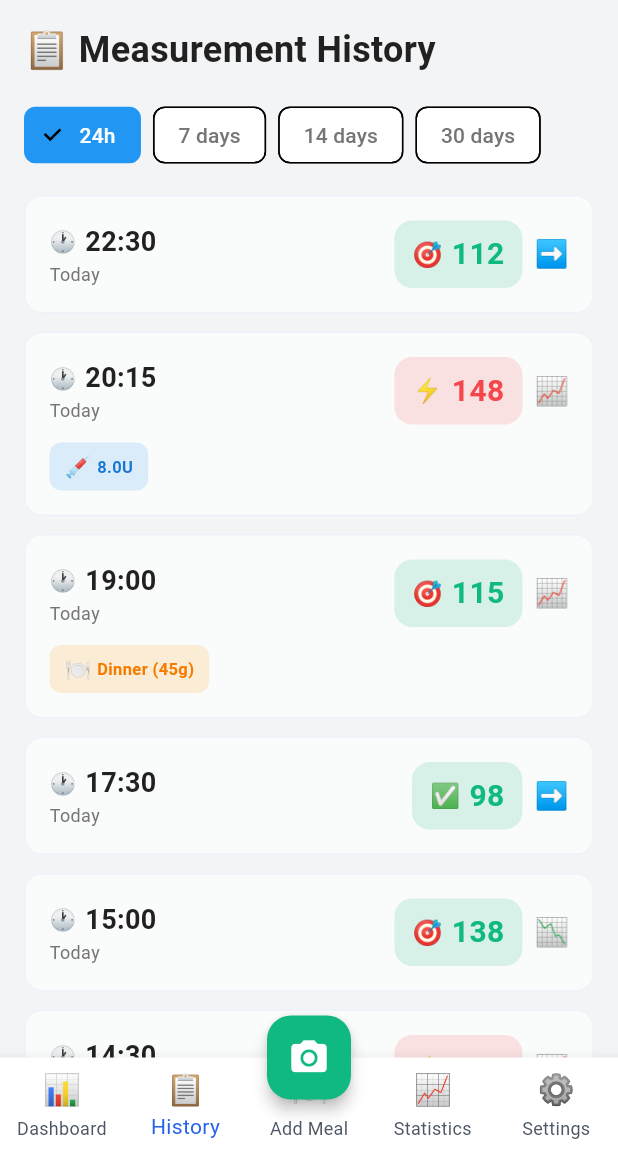
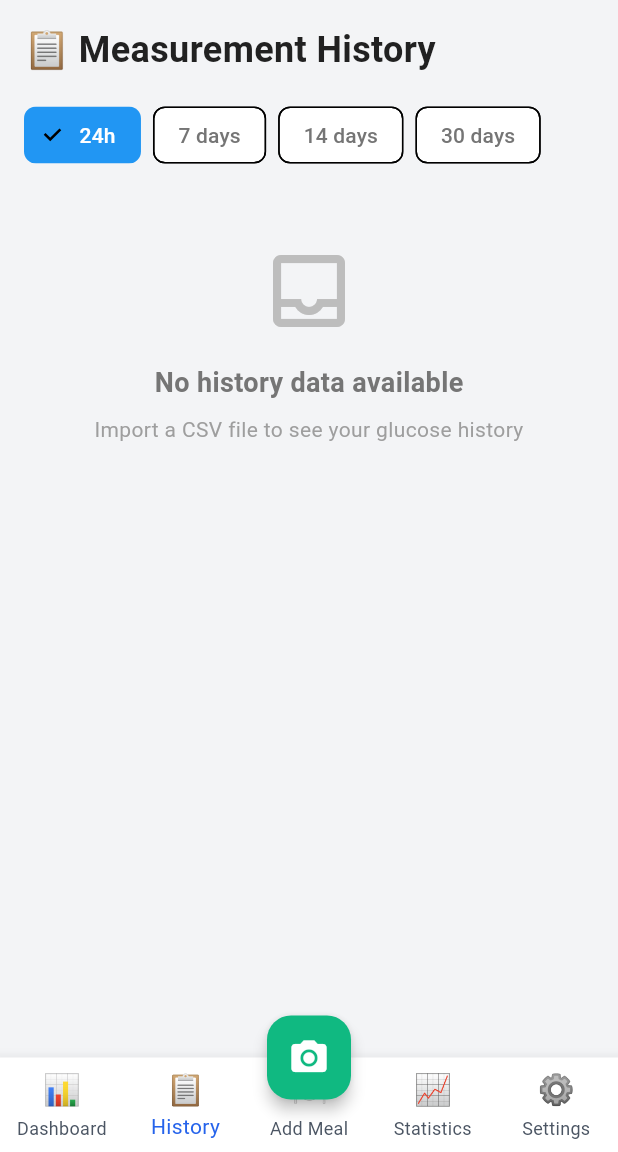
Before and after one commit to Karol2k04/DexCom, a Flutter app: the screen it shows once a user with an empty profile is signed in, item 2 of the bottom bar chosen, on a phone screen of 412 x 824 dp, the part 84-1236 px from its top. Run offline on Flutter 3.47's test engine with Material 3 defaults, Android fonts, the phone set to English and light mode, and no system bars; our stand-ins replace csv, file_picker, firebase_auth, firebase_core, fl_chart, google_sign_in and 1 more; missing offline and left inert: dexcom; accounts and stored records are empty.

Commit message:
Working csv import, with dynamic data display

```diff
--- /dev/null
+++ b/lib/models/csv_data_entry.dart
@@ -0,0 +1,44 @@
+// Model dla wpisu z CSV
+class CsvDataEntry {
+  final DateTime timestamp;
+  final double? rawGlucoseValue;
+  final double? calibrationValue;
+  final double? insulinValue;
+  final String? insulinType; // 'bolus' lub 'basal'
+
+  CsvDataEntry({
+    required this.timestamp,
+    this.rawGlucoseValue,
+    this.calibrationValue,
+    this.insulinValue,
+    this.insulinType,
+  });
+
+  factory CsvDataEntry.fromCsvRow(List<String> row) {
+    // Format CSV: timestamp, glucose, calibration, insulin, insulin_type
+    return CsvDataEntry(
+      timestamp: DateTime.parse(row[0]),
+      rawGlucoseValue: row.length > 1 && row[1].isNotEmpty
+          ? double.tryParse(row[1])
+          : null,
+      calibrationValue: row.length > 2 && row[2].isNotEmpty
+          ? double.tryParse(row[2])
+          : null,
+      insulinValue: row.length > 3 && row[3].isNotEmpty
+          ? double.tryParse(row[3])
+          : null,
+      insulinType: row.length > 4 && row[4].isNotEmpty ? row[4] : null,
+    );
+  }
+
+  // Convert to GlucoseReading for compatibility
+  Map<String, dynamic> toJson() {
+    return {
+      'timestamp': timestamp.toIso8601String(),
+      'rawGlucoseValue': rawGlucoseValue,
+      'calibrationValue': calibrationValue,
+      'insulinValue': insulinValue,
+      'insulinType': insulinType,
+    };
+  }
+}
--- a/lib/models/glucose_reading.dart
+++ b/lib/models/glucose_reading.dart
@@ -3,18 +3,28 @@ class GlucoseReading {
   final String time;
   final double value;
   final String? meal;
+  final int timestamp; // milliseconds since epoch
 
-  GlucoseReading({required this.time, required this.value, this.meal});
+  GlucoseReading({
+    required this.time,
+    required this.value,
+    this.meal,
+    int? timestamp,
+  }) : timestamp = timestamp ?? DateTime.now().millisecondsSinceEpoch;
 
   // Factory constructor to parse from Dexcom API response
   factory GlucoseReading.fromDexcom(Map<String, dynamic> json) {
     // The API usually returns 'Value' as a string or int, and 'DT' as a date string
     final rawValue = json['Value'] ?? 0;
-    final DateTime timestamp = DateTime.parse(json['DT'].toString().replaceAll('/Date(', '').replaceAll(')/', ''));
+    final DateTime timestamp = DateTime.parse(
+      json['DT'].toString().replaceAll('/Date(', '').replaceAll(')/', ''),
+    );
 
     return GlucoseReading(
-      time: '${timestamp.hour.toString().padLeft(2, '0')}:${timestamp.minute.toString().padLeft(2, '0')}',
+      time:
+          '${timestamp.hour.toString().padLeft(2, '0')}:${timestamp.minute.toString().padLeft(2, '0')}',
       value: double.tryParse(rawValue.toString()) ?? 0.0,
+      timestamp: timestamp.millisecondsSinceEpoch,
     );
   }
 }
--- a/lib/models/history_entry.dart
+++ b/lib/models/history_entry.dart
@@ -9,6 +9,7 @@ class HistoryEntry {
   final int? carbs;
   final String? alert; // 'low' lub 'high'
   final String trend; // 'up', 'down', 'stable'
+  final DateTime timestamp; // Full timestamp from CSV
 
   HistoryEntry({
     required this.id,
@@ -20,5 +21,6 @@ class HistoryEntry {
     this.carbs,
     this.alert,
     required this.trend,
+    required this.timestamp,
   });
 }
--- a/lib/providers/glucose_provider.dart
+++ b/lib/providers/glucose_provider.dart
@@ -3,6 +3,8 @@ import 'dart:typed_data';
 import 'package:flutter/foundation.dart';
 import 'package:dexcom/dexcom.dart';
 import '../models/glucose_reading.dart';
+import '../models/csv_data_entry.dart';
+import '../models/history_entry.dart';
 import '../services/dexcom_service.dart';
 import '../services/csv_import_service.dart';
 
@@ -12,6 +14,14 @@ class GlucoseProvider with ChangeNotifier {
 
   List<GlucoseReading> _glucoseData = [];
   List<GlucoseReading> get glucoseData => _glucoseData;
+
+  // CSV specific data
+  List<CsvDataEntry> _csvEntries = [];
+  List<CsvDataEntry> get csvEntries => _csvEntries;
+
+  // History entries from CSV imports
+  List<HistoryEntry> _historyEntries = [];
+  List<HistoryEntry> get historyEntries => _historyEntries;
 
   bool _isLoading = false;
   bool get isLoading => _isLoading;
@@ -54,6 +64,7 @@ class GlucoseProvider with ChangeNotifier {
     try {
       debugPrint('Importing CSV file: $fileName');
 
+      // Parse CSV to get glucose readings
       final readings = await _csvService.parseDexcomCsv(fileBytes);
 
       if (readings.isEmpty) {
@@ -62,12 +73,53 @@ class GlucoseProvider with ChangeNotifier {
 
       _glucoseData = readings;
       _dataSource = 'csv';
-      _isConnected = false; // CSV data is not "connected"
+      _isConnected = false;
+
+      // Create history entries from the import using actual timestamps from CSV
+      _historyEntries.clear();
+      for (var reading in readings) {
+        final readingTime = DateTime.fromMillisecondsSinceEpoch(
+          reading.timestamp,
+        );
+
+        // Format time and date from CSV timestamp
+        final timeStr =
+            '${readingTime.hour.toString().padLeft(2, '0')}:${readingTime.minute.toString().padLeft(2, '0')}';
+        final now = DateTime.now();
+        final today = DateTime(now.year, now.month, now.day);
+        final yesterday = today.subtract(const Duration(days: 1));
+        final readingDate = DateTime(
+          readingTime.year,
+          readingTime.month,
+          readingTime.day,
+        );
+
+        String dateStr;
+        if (readingDate == today) {
+          dateStr = 'Today';
+        } else if (readingDate == yesterday) {
+          dateStr = 'Yesterday';
+        } else {
+          dateStr =
+              '${readingTime.month.toString().padLeft(2, '0')}-${readingTime.day.toString().padLeft(2, '0')}';
+        }
+
+        final entry = HistoryEntry(
+          id: reading.timestamp.toString(),
+          time: timeStr,
+          date: dateStr,
+          glucose: reading.value,
+          trend: _calculateTrend(reading.value),
+          timestamp: readingTime,
+        );
+        _historyEntries.add(entry);
+      }
+
+      // Sort by timestamp descending (newest first)
+      _historyEntries.sort((a, b) => b.timestamp.compareTo(a.timestamp));
+
       _errorMessage = null;
-
-      final stats = _csvService.getCsvStats(readings);
-      debugPrint('CSV imported successfully: ${stats['count']} readings');
-
+      debugPrint('CSV imported successfully: ${readings.length} readings');
     } catch (e) {
       _errorMessage = 'Failed to import CSV: $e';
       debugPrint('CSV import error: $e');
@@ -76,6 +128,88 @@ class GlucoseProvider with ChangeNotifier {
       _isLoading = false;
       notifyListeners();
     }
+  }
+
+  // Helper to calculate trend
+  String _calculateTrend(double glucose) {
+    if (glucose < 70) return 'down';
+    if (glucose > 180) return 'up';
+    return 'stable';
+  }
+
+  // Calculate average glucose for statistics
+  double getAverageGlucose() {
+    if (_glucoseData.isEmpty) return 0;
+    final sum = _glucoseData.map((r) => r.value).reduce((a, b) => a + b);
+    return sum / _glucoseData.length;
+  }
+
+  // Calculate Time In Range
+  int getTimeInRange() {
+    if (_glucoseData.isEmpty) return 0;
+    final inRange = _glucoseData
+        .where((r) => r.value >= 70 && r.value <= 180)
+        .length;
+    return ((inRange / _glucoseData.length) * 100).round();
+  }
+
+  // Get daily statistics for charts
+  Map<String, Map<String, double>> getDailyStats() {
+    final Map<String, List<double>> dailyReadings = {};
+
+    for (var reading in _glucoseData) {
+      final date = DateTime.fromMillisecondsSinceEpoch(reading.timestamp);
+      final dayKey =
+          '${date.year}-${date.month.toString().padLeft(2, '0')}-${date.day.toString().padLeft(2, '0')}';
+
+      if (!dailyReadings.containsKey(dayKey)) {
+        dailyReadings[dayKey] = [];
+      }
+      dailyReadings[dayKey]!.add(reading.value);
+    }
+
+    // Calculate averages
+    final Map<String, Map<String, double>> stats = {};
+    dailyReadings.forEach((day, readings) {
+      final avg = readings.reduce((a, b) => a + b) / readings.length;
+      final inRange = readings.where((r) => r >= 70 && r <= 180).length;
+      final tirPercent = (inRange / readings.length) * 100;
+
+      stats[day] = {
+        'glucose': avg,
+        'tir': tirPercent,
+        'count': readings.length.toDouble(),
+      };
+    });
+
+    return stats;
+  }
+
+  // Get filtered history entries based on period
+  List<HistoryEntry> getFilteredHistory(String period) {
+    final now = DateTime.now();
+    DateTime cutoffDate;
+
+    switch (period) {
+      case '24h':
+        cutoffDate = now.subtract(const Duration(hours: 24));
+        break;
+      case '7 days':
+        cutoffDate = now.subtract(const Duration(days: 7));
+        break;
+      case '14 days':
+        cutoffDate = now.subtract(const Duration(days: 14));
+        break;
+      case '30 days':
+        cutoffDate = now.subtract(const Duration(days: 30));
+        break;
+      default:
+        cutoffDate = now.subtract(const Duration(hours: 24));
+    }
+
+    return _historyEntries
+        .where((entry) => entry.timestamp.isAfter(cutoffDate))
+        .toList();
   }
 
   /// Clear CSV data
@@ -108,7 +242,8 @@ class GlucoseProvider with ChangeNotifier {
       );
 
       if (!success) {
-        _errorMessage = "Failed to connect to Dexcom. Please check your credentials and region.";
+        _errorMessage =
+            "Failed to connect to Dexcom. Please check your credentials and region.";
         _isConnected = false;
       } else {
         _isConnected = true;
@@ -133,7 +268,8 @@ class GlucoseProvider with ChangeNotifier {
   /// Refresh data - fetches last 10 days
   Future<void> refresh() async {
     if (!_isConnected) {
-      _errorMessage = "Not connected to Dexcom. Please connect first or import a CSV file.";
+      _errorMessage =
+          "Not connected to Dexcom. Please connect first or import a CSV file.";
       notifyListeners();
       return;
     }
@@ -156,7 +292,8 @@ class GlucoseProvider with ChangeNotifier {
   /// Fetch historical data with custom date range
   Future<void> fetchHistoricalData({int days = 10}) async {
     if (!_isConnected) {
-      _errorMessage = "Not connected to Dexcom. Please connect first or import a CSV file.";
+      _errorMessage =
+          "Not connected to Dexcom. Please connect first or import a CSV file.";
       notifyListeners();
       return;
     }
--- a/lib/screens/history_screen.dart
+++ b/lib/screens/history_screen.dart
@@ -1,7 +1,9 @@
 import 'package:flutter/material.dart';
+import 'package:provider/provider.dart';
 import '../models/history_entry.dart';
 import '../theme/app_theme.dart';
 import '../widgets/glass_container.dart';
+import '../providers/glucose_provider.dart';
 
 // Ekran historii pomiarów
 class HistoryScreen extends StatefulWidget {
@@ -13,90 +15,6 @@ class HistoryScreen extends StatefulWidget {
 
 class _HistoryScreenState extends State<HistoryScreen> {
   String selectedPeriod = '24h';
-
-  // Dane mock - historia pomiarów
-  final List<HistoryEntry> mockHistory = [
-    HistoryEntry(
-      id: '1',
-      time: '22:30',
-      date: 'Today',
-      glucose: 112,
-      trend: 'stable',
-    ),
-    HistoryEntry(
-      id: '2',
-      time: '20:15',
-      date: 'Today',
-      glucose: 148,
-      insulin: 8,
-      trend: 'up',
-    ),
-    HistoryEntry(
-      id: '3',
-      time: '19:00',
-      date: 'Today',
-      glucose: 115,
-      meal: 'Dinner',
-      carbs: 45,
-      trend: 'up',
-    ),
-    HistoryEntry(
-      id: '4',
-      time: '17:30',
-      date: 'Today',
-      glucose: 98,
-      trend: 'stable',
-    ),
-    HistoryEntry(
-      id: '5',
-      time: '15:00',
-      date: 'Today',
-      glucose: 138,
-      trend: 'down',
-    ),
-    HistoryEntry(
-      id: '6',
-      time: '14:30',
-      date: 'Today',
-      glucose: 155,
-      insulin: 10,
-      alert: 'high',
-      trend: 'up',
-    ),
-    HistoryEntry(
-      id: '7',
-      time: '13:00',
-      date: 'Today',
-      glucose: 108,
-      meal: 'Lunch',
-      carbs: 60,
-      trend: 'up',
-    ),
-    HistoryEntry(
-      id: '8',
-      time: '11:00',
-      date: 'Today',
-      glucose: 110,
-      trend: 'down',
-    ),
-    HistoryEntry(
-      id: '9',
-      time: '09:30',
-      date: 'Today',
-      glucose: 145,
-      insulin: 6,
-      trend: 'up',
-    ),
-    HistoryEntry(
-      id: '10',
-      time: '08:00',
-      date: 'Today',
-      glucose: 105,
-      meal: 'Breakfast',
-      carbs: 50,
-      trend: 'up',
-    ),
-  ];
 
   Color getGlucoseColor(double value, String? alert) {
     if (alert == 'low' || value < 70) return AppTheme.lowRed;
@@ -113,6 +31,12 @@ class _HistoryScreenState extends State<HistoryScreen> {
   @override
   Widget build(BuildContext context) {
     final isDark = Theme.of(context).brightness == Brightness.dark;
+
+    return Consumer<GlucoseProvider>(
+      builder: (context, glucoseProvider, child) {
+        // Use filtered history entries based on selected period
+        final List<HistoryEntry> allHistory = glucoseProvider
+            .getFilteredHistory(selectedPeriod);
 
         return SingleChildScrollView(
           padding: const EdgeInsets.all(16),
@@ -133,7 +57,9 @@ class _HistoryScreenState extends State<HistoryScreen> {
               SingleChildScrollView(
                 scrollDirection: Axis.horizontal,
                 child: Row(
-              children: ['24h', '7 days', '14 days', '30 days'].map((filter) {
+                  children: ['24h', '7 days', '14 days', '30 days'].map((
+                    filter,
+                  ) {
                     final isSelected = selectedPeriod == filter;
                     return Padding(
                       padding: const EdgeInsets.only(right: 8),
@@ -145,7 +71,9 @@ class _HistoryScreenState extends State<HistoryScreen> {
                             selectedPeriod = filter;
                           });
                         },
-                    backgroundColor: isDark ? Colors.grey[850] : Colors.white,
+                        backgroundColor: isDark
+                            ? Colors.grey[850]
+                            : Colors.white,
                         selectedColor: Colors.blue,
                         labelStyle: TextStyle(
                           color: isSelected
@@ -159,8 +87,43 @@ class _HistoryScreenState extends State<HistoryScreen> {
               ),
               const SizedBox(height: 16),
 
+              // Empty state when no data
+              if (allHistory.isEmpty)
+                Center(
+                  child: Padding(
+                    padding: const EdgeInsets.all(32),
+                    child: Column(
+                      children: [
+                        Icon(
+                          Icons.inbox_outlined,
+                          size: 64,
+                          color: isDark ? Colors.grey[600] : Colors.grey[400],
+                        ),
+                        const SizedBox(height: 16),
+                        Text(
+                          'No history data available',
+                          style: TextStyle(
+                            fontSize: 18,
+                            fontWeight: FontWeight.w600,
+                            color: isDark ? Colors.grey[400] : Colors.grey[600],
+                          ),
+                        ),
+                        const SizedBox(height: 8),
+                        Text(
+                          'Import a CSV file to see your glucose history',
+                          textAlign: TextAlign.center,
+                          style: TextStyle(
+                            fontSize: 14,
+                            color: isDark ? Colors.grey[500] : Colors.grey[500],
+                          ),
+                        ),
+                      ],
+                    ),
+                  ),
+                ),
+
               // Lista historii
-          ...mockHistory.map((entry) {
+              ...allHistory.map((entry) {
                 return Padding(
                   padding: const EdgeInsets.only(bottom: 12),
                   child: GlassContainer(
@@ -277,7 +240,10 @@ class _HistoryScreenState extends State<HistoryScreen> {
                                     ),
                                     child: Row(
                                       children: [
-                                    Text('🍽️', style: TextStyle(fontSize: 14)),
+                                        Text(
+                                          '🍽️',
+                                          style: TextStyle(fontSize: 14),
+                                        ),
                                         const SizedBox(width: 4),
                                         Text(
                                           '${entry.meal}${entry.carbs != null ? " (${entry.carbs}g)" : ""}',
@@ -305,7 +271,10 @@ class _HistoryScreenState extends State<HistoryScreen> {
                                     ),
                                     child: Row(
                                       children: [
-                                    Text('💉', style: TextStyle(fontSize: 14)),
+                                        Text(
+                                          '💉',
+                                          style: TextStyle(fontSize: 14),
+                                        ),
                                         const SizedBox(width: 4),
                                         Text(
                                           '${entry.insulin}U',
@@ -331,5 +300,7 @@ class _HistoryScreenState extends State<HistoryScreen> {
             ],
           ),
         );
+      },
+    );
   }
 }
```
Also changed, not shown: example_glucose_data.csv (added, +31 -0 lines), lib/screens/statistics_screen.dart (+81 -18 lines), lib/services/csv_import_service.dart (+71 -24 lines), 1 other file. Lines whose indentation alone changed are shown as unchanged.
